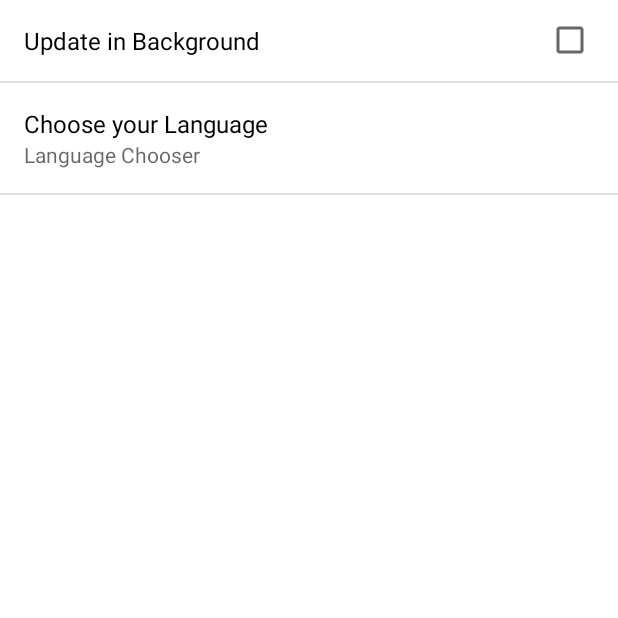
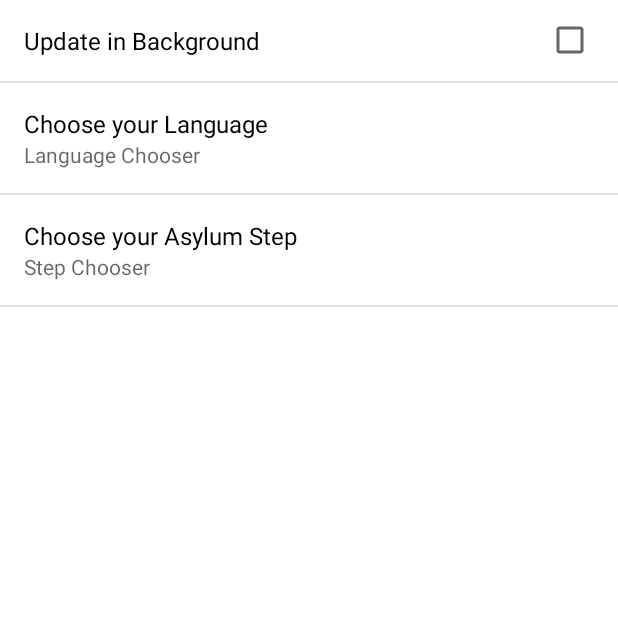
Before and after one commit to socialc0de/GermanySaysWelcome, an Android app: the SettingsActivity screen opened directly, with no data from a screen before it, after a tap on "Update in Background", on a phone screen of 412 x 824 dp, the top half of it. Run offline under Robolectric (Android 15) with nearby library versions, the phone set to English and light mode, and no system bars.

Commit message:
[Settings] Added new functionality (buggy)

```diff
--- a/app/src/main/java/com/github/socialc0de/gsw/activities/MainActivity.java
+++ b/app/src/main/java/com/github/socialc0de/gsw/activities/MainActivity.java
@@ -54,7 +54,7 @@ public class MainActivity extends ActionBarActivity {
         Boolean welcomeScreenShown = mPrefs.getBoolean(welcomeScreenShownPref, false);
         String languageSetting = mPrefs.getString("languageSetting","NOTHING");
 
-        Integer asylumStep = mPrefs.getInt("asylumStep",0);
+        String asylumStep = mPrefs.getString("asylumStep","");
         Log.d("LanguageSetting: "+languageSetting,"AsylumStep: "+asylumStep);
 
         Log.d("[MainActivity] ", "Location: " + getResources().getConfiguration().locale.getLanguage());
@@ -102,6 +102,9 @@ public class MainActivity extends ActionBarActivity {
         SpannableString s = new SpannableString(getString(R.string.app_name));
         s.setSpan(new com.github.socialc0de.gsw.TypefaceSpan(getApplicationContext(), "bebaskai.otf"), 0, s.length(),
                 Spannable.SPAN_EXCLUSIVE_EXCLUSIVE);
+
+
+        // Toolbar Initializing
         final Toolbar toolbar = ((Toolbar) findViewById(R.id.app_bar));
         toolbar.setTitle(s);
         toolbar.inflateMenu(R.menu.menu_main);
--- a/app/src/main/java/com/github/socialc0de/gsw/activities/SettingsActivity.java
+++ b/app/src/main/java/com/github/socialc0de/gsw/activities/SettingsActivity.java
@@ -1,25 +1,47 @@
 package com.github.socialc0de.gsw.activities;
 
+import android.content.SharedPreferences;
 import android.os.Bundle;
 import android.preference.Preference;
 import android.preference.PreferenceActivity;
+import android.preference.PreferenceManager;
+import android.util.Log;
 import android.widget.Toast;
 import com.github.socialc0de.gsw.R;
 
 /**
  * Created by patricebecker on 16/11/15.
  */
-public class SettingsActivity extends PreferenceActivity implements Preference.OnPreferenceChangeListener {
+public class SettingsActivity extends PreferenceActivity implements SharedPreferences.OnSharedPreferenceChangeListener {
+    private SharedPreferences sharedPreferences;
+    private String asylumStep, languageSetting;
+    private String KEY_LANGUAGE = "languageSetting";
+    private String KEY_ASYLUMSTEP = "asylumStep";
+    private String KEY_BACKGROUNDUPDATE = "backgroundUpdate";
 
     @Override
     protected void onCreate(Bundle savedInstanceState) {
         super.onCreate(savedInstanceState);
         Toast.makeText(getApplicationContext(), "SettingsActivity started", Toast.LENGTH_LONG).show();
         addPreferencesFromResource(R.xml.preferences);
+
+        sharedPreferences = PreferenceManager.getDefaultSharedPreferences(getApplicationContext());
+        sharedPreferences.registerOnSharedPreferenceChangeListener(this);
+
     }
 
     @Override
-    public boolean onPreferenceChange(Preference preference, Object newValue) {
-        return false;
+    public void onSharedPreferenceChanged(SharedPreferences sharedPreferences, String key) {
+        if (key.equals(KEY_LANGUAGE)) {
+            Preference languagePref = findPreference(key);
+            // Set summary to be the user-description for the selected value
+            Log.d("SETTINGS ","languagePref: "+sharedPreferences.getString(KEY_LANGUAGE,""));
+            languagePref.setSummary(sharedPreferences.getString(key, ""));
+        }
+        else if (key.equals(KEY_ASYLUMSTEP)){
+            Preference asylumPref = findPreference(key);
+            Log.d("SETTINGS ","asylumPref: "+sharedPreferences.getString(KEY_ASYLUMSTEP,""));
+            asylumPref.setSummary("Step: "+sharedPreferences.getString(key,""));
+        }
     }
 }
--- a/app/src/main/java/com/github/socialc0de/gsw/activities/SetupActivity.java
+++ b/app/src/main/java/com/github/socialc0de/gsw/activities/SetupActivity.java
@@ -134,7 +134,7 @@ public class SetupActivity extends ActionBarActivity implements View.OnClickList
 
                                     mPrefs = PreferenceManager.getDefaultSharedPreferences(getApplicationContext());
                                     SharedPreferences.Editor editor = mPrefs.edit();
-                                    editor.putInt(asylumStep, step);
+                                    editor.putString(asylumStep, step+"");
                                     editor.commit();
 
                                     return true;
--- a/app/src/main/res/values/arrays.xml
+++ b/app/src/main/res/values/arrays.xml
@@ -10,4 +10,16 @@
 		<item>en</item>
 		<item>ar</item>
 	</string-array>
+	<string-array name="asylumSteps">
+		<item>Step 1: Arrival</item>
+		<item>Step 2: Waiting for asylum confirmation</item>
+		<item>Step 3: Integration</item>
+		<item>View All Information (May look unclear)</item>
+	</string-array>
+	<integer-array name="asylumKeys">
+		<item>1</item>
+		<item>2</item>
+		<item>3</item>
+		<item>0</item>
+	</integer-array>
 </resources>
--- a/app/src/main/res/values/strings.xml
+++ b/app/src/main/res/values/strings.xml
@@ -1,5 +1,5 @@
 <resources>
-    <string name="app_name">Germany says Welcome</string>
+    <string name="app_name">Germany Says Welcome</string>
     <string name="title_activity_main">MainActivity</string>
 
     <string name="hello_world">Hello world!</string>
--- a/app/src/main/res/xml/preferences.xml
+++ b/app/src/main/res/xml/preferences.xml
@@ -10,5 +10,13 @@
 			android:title="Choose your Language"
 			android:summary="Language Chooser"
 			android:entries="@array/languageOptions"
-			android:entryValues="@array/languageKeys" />
+			android:entryValues="@array/languageKeys"
+			/>
+	<ListPreference
+			android:key="asylumStep"
+			android:title="Choose your Asylum Step"
+			android:summary="Step Chooser"
+			android:entries="@array/asylumSteps"
+			android:entryValues="@array/asylumKeys"
+			/>
 </PreferenceScreen>
```
